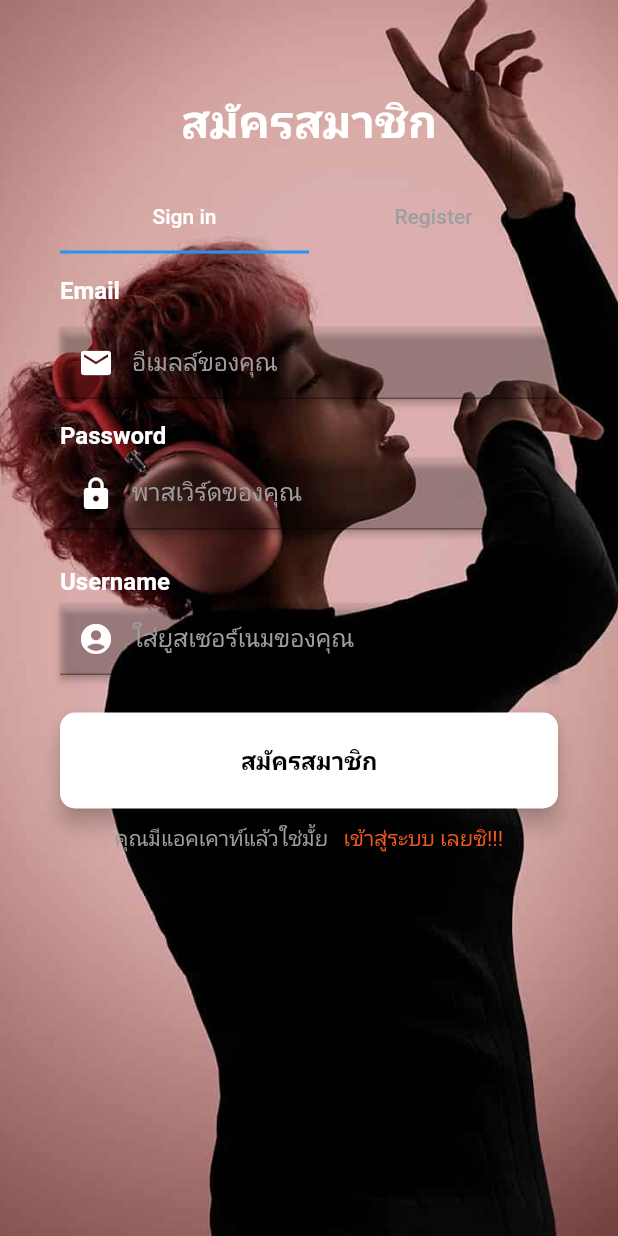
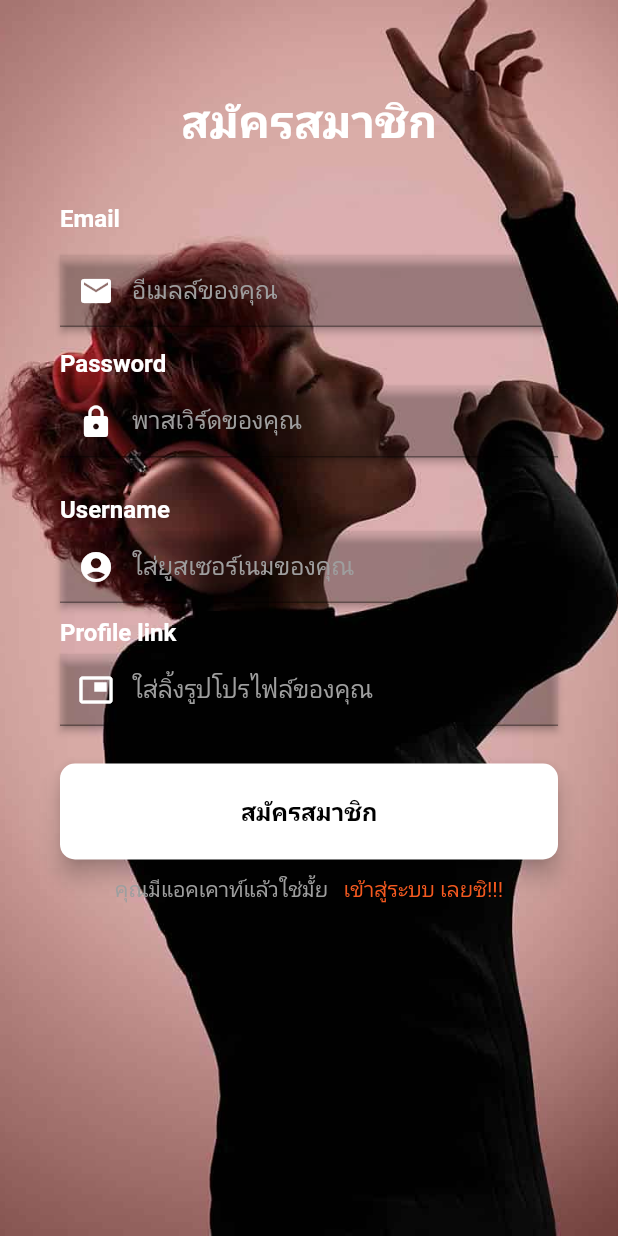
Before and after one commit to nnKuroneko/Project_MusicApplication_Flutter, a Flutter app: the screen it shows after launch, after a tap on "เข้าสู่ระบบ", after a tap on "สมัครได้เลย !", on a phone screen of 412 x 824 dp. Run offline on Flutter 3.47's test engine with Material 2 defaults, Android fonts, the phone set to English and light mode, and no system bars; our stand-ins replace assets_audio_player, audio_service, audioplayers, cloud_firestore, firebase_auth, firebase_core and 11 more; missing offline and left inert: audio_manager, audio_session, dart_des, flutter_audio_query, youtube_explode_dart; accounts and stored records are empty; Roboto replaces fonts that are missing (PT-Sans).

Commit message:
By Kuroneko
Finish Musicly

```diff
--- a/playmusic/lib/login.dart
+++ b/playmusic/lib/login.dart
@@ -102,31 +102,7 @@ class _LoginScreenState extends State<LoginScreen> {
     );
   }
 
-  Widget tabs() {
-    return DefaultTabController(
-      length: 2,
-      child: TabBar(
 
-        tabs: [
-          Tab(
-            child: Text(
-                "Sign in"
-            ),
-
-          ),
-
-          Tab(
-            child: Text(
-                "Register"
-            ),
-          ),
-        ],
-        labelColor: Colors.white,
-        unselectedLabelColor: Colors.grey,
-      ),
-
-    );
-  }
 
   Widget _buildLoginButton() {
     return SizedBox(
@@ -285,7 +261,7 @@ class _LoginScreenState extends State<LoginScreen> {
                                 const SizedBox(
                                   height: 110,
                                 ),
-                                tabs(),
+
                                 const SizedBox(
                                   height: 15,
                                 ),
@@ -446,7 +422,7 @@ class _LoginScreenState extends State<LoginScreen> {
                                         child: Text(
                                           "คลิกเพื่อกู้คืน !",
                                           style: TextStyle(
-                                              color: Colors.black
+                                              color: Colors.orange
                                           ),
                                         ),
                                         onTap: () {
--- a/playmusic/lib/model/register.dart
+++ b/playmusic/lib/model/register.dart
@@ -3,9 +3,10 @@ class Register {
   String email;
   String password;
   String username;
+  String avatarUrl;
 
   Register(
-      this.email , this.password , this.username
+      this.email , this.password , this.username , this.avatarUrl
       );
 
 
--- a/playmusic/lib/register.dart
+++ b/playmusic/lib/register.dart
@@ -28,16 +28,14 @@ class RegisterScreen extends StatefulWidget {
 class _RegisterScreenState extends State<RegisterScreen> {
 
   final _keyForm  = GlobalKey<FormState> ();
-  Register register = Register(
-      AutofillHints.email ,
-      AutofillHints.password ,
-      AutofillHints.username );
+  Register register = Register(AutofillHints.email ,AutofillHints.password ,AutofillHints.username , AutofillHints.url  );
 
 
   bool isActive = true;
   bool? isChecked = false;
 
   late String username;
+  late String avatarUrl;
 
 
   Widget _buildTextField(
@@ -73,32 +71,7 @@ class _RegisterScreenState extends State<RegisterScreen> {
     );
   }
 
-  Widget tabs() {
-    return DefaultTabController(
-      length: 2,
-      child: TabBar(
-        tabs: [
-          Tab(
-            child: Text(
-                "Sign in"
-            ),
 
-          ),
-          Tab(
-            child: Text(
-                "Register"
-            ),
-
-          ),
-        ],
-
-
-
-        labelColor: Colors.white,
-        unselectedLabelColor: Colors.grey,
-      ),
-    );
-  }
 
   Widget _buildLoginButton() {
     return SizedBox(
@@ -131,6 +104,7 @@ class _RegisterScreenState extends State<RegisterScreen> {
 
           _saveForm();
 
+
         },
       ),
     );
@@ -158,6 +132,7 @@ class _RegisterScreenState extends State<RegisterScreen> {
   final _password = TextEditingController();
   final _email = TextEditingController();
   final _username = TextEditingController();
+  final _avatarUrl = TextEditingController();
 
 
   Future<void> _saveForm() async {
@@ -177,7 +152,7 @@ class _RegisterScreenState extends State<RegisterScreen> {
               msg: "สร้างปัญชีผู้ใช้เรียบร้อยแล้ว",
               gravity: ToastGravity.TOP
           );
-          await value.user?.updateProfile(displayName: username).then(
+          await value.user?.updateProfile(photoURL: avatarUrl , displayName: username).then(
                   (value) =>
               Navigator.pushNamedAndRemoveUntil(context
               , '/auth', (route) => false)
@@ -279,7 +254,7 @@ class _RegisterScreenState extends State<RegisterScreen> {
                                 const SizedBox(
                                   height: 20,
                                 ),
-                                tabs(),
+
                                 const SizedBox(
                                   height: 15,
                                 ),
@@ -358,11 +333,10 @@ class _RegisterScreenState extends State<RegisterScreen> {
                                       hintStyle: TextStyle(color: Colors.grey),
                                       prefixIcon: Icon(Icons.lock, color: Colors.white),
                                     ),
-                                  ), obscureText: true,
-
-
+                                  ), obscureText: false,
 
                                 ),
+
                                 const SizedBox(
                                   height: 25,
                                 ),
@@ -394,12 +368,56 @@ class _RegisterScreenState extends State<RegisterScreen> {
                                     },
                                     onSaved: (newValue) => register.username = newValue!,
 
-                                    obscureText: true,
+
+                                    obscureText: false,
                                     decoration: new InputDecoration(
                                       //fillColor: Colors.orange, filled: true, พื้นหลัง
                                       hintText: 'ใส่ยูสเซอร์เนมของคุณ',
                                       hintStyle: TextStyle(color: Colors.grey),
                                       prefixIcon: Icon(Icons.account_circle, color: Colors.white),
+                                    ),
+                                  ), obscureText: false,
+
+                                ),
+
+                                const SizedBox(
+                                  height: 10,
+                                ),
+                                Container(
+                                  alignment: Alignment.centerLeft,
+                                  child: const Text(
+                                    'Profile link',
+                                    style: TextStyle(
+                                      fontFamily: 'PT-Sans',
+                                      fontSize: 16,
+                                      fontWeight: FontWeight.bold,
+                                      color: Colors.white,
+                                    ),
+                                  ),
+                                ),
+                                const SizedBox(
+                                  height: 5,
+                                ),
+                                _buildTextField(
+
+                                  prefixedIcon: TextFormField(
+                                    onChanged: (value) => avatarUrl = value.trim(),
+                                    style: TextStyle(color: Colors.white),
+                                    controller: _avatarUrl,
+                                    validator: (value) {
+                                      if (value!.isEmpty) return 'โปรดใส่ลิ้งรูปโปรไฟล์ของคุณ';
+
+                                      return null;
+                                    },
+                                    onSaved: (newValue) => register.avatarUrl = newValue!,
+
+
+                                    obscureText: false,
+                                    decoration: new InputDecoration(
+                                      //fillColor: Colors.orange, filled: true, พื้นหลัง
+                                      hintText: 'ใส่ลิ้งรูปโปรไฟล์ของคุณ',
+                                      hintStyle: TextStyle(color: Colors.grey),
+                                      prefixIcon: Icon(Icons.picture_in_picture, color: Colors.white),
                                     ),
                                   ), obscureText: false,
 
```
Also changed, not shown: playmusic/lib/home_screen.dart (+30 -54 lines), playmusic/lib/screen/musicplay.dart (+7 -3 lines), playmusic/lib/screen/userproflie.dart (+74 -38 lines), playmusic/lib/widget/artistwidget.dart (+0 -21 lines).
